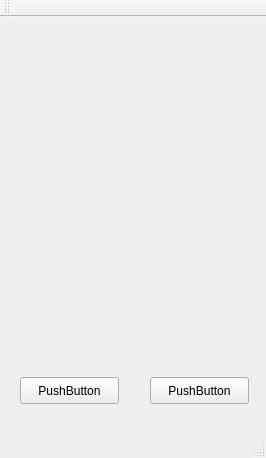
This is mainwindow.ui in changpeng1/test-qt as Qt 5 draws it before an edit. The edited form follows.
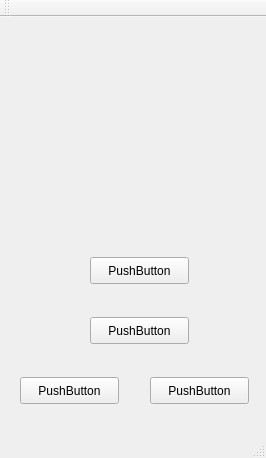
This is the edited form.

What changed in the file:
```diff
--- a/mainwindow.ui
+++ b/mainwindow.ui
@@ -36,6 +36,38 @@
       <height>27</height>
      </rect>
     </property>
+    <property name="focusPolicy">
+     <enum>Qt::NoFocus</enum>
+    </property>
+    <property name="text">
+     <string>PushButton</string>
+    </property>
+   </widget>
+   <widget class="QPushButton" name="pushButton_3">
+    <property name="geometry">
+     <rect>
+      <x>90</x>
+      <y>300</y>
+      <width>99</width>
+      <height>27</height>
+     </rect>
+    </property>
+    <property name="focusPolicy">
+     <enum>Qt::NoFocus</enum>
+    </property>
+    <property name="text">
+     <string>PushButton</string>
+    </property>
+   </widget>
+   <widget class="QPushButton" name="pushButton_4">
+    <property name="geometry">
+     <rect>
+      <x>90</x>
+      <y>240</y>
+      <width>99</width>
+      <height>27</height>
+     </rect>
+    </property>
     <property name="text">
      <string>PushButton</string>
     </property>
```
Left out of the diff: 9 changed lines with no effect on the pictures.
